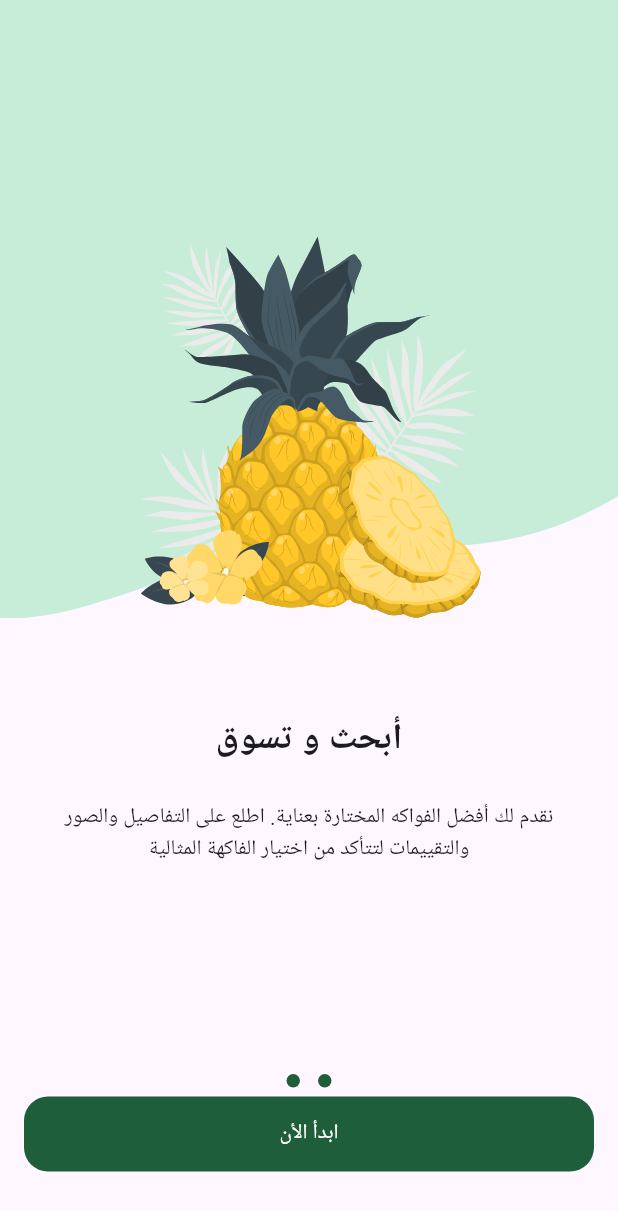
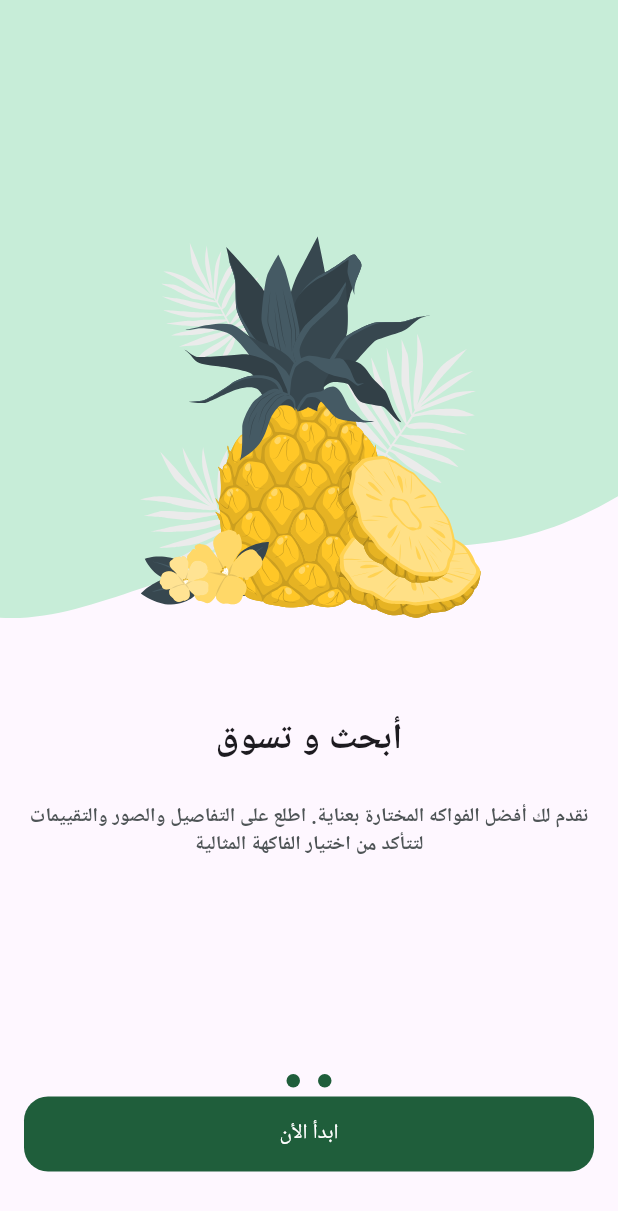
Before and after one commit to Kaream66/Fruit-hub, a Flutter app: the screen it shows after launch, swiped to page 2, on a phone screen of 412 x 824 dp. Shown: the top 1211 px of the screen. Run offline on Flutter 3.47's test engine with Material 3 defaults, Android fonts, the phone set to English and light mode, and no system bars; drawn by our look-alikes of dots_indicator; our stand-ins replace flutter_svg.

Commit message:
change the text style

```diff
--- a/lib/features/onboarding/presentation/widgets/on_boarding_page_view.dart
+++ b/lib/features/onboarding/presentation/widgets/on_boarding_page_view.dart
@@ -1,4 +1,5 @@
 import 'package:flutter/material.dart';
+import 'package:fruits_hub/core/utils/app_text_styles.dart';
 import 'package:fruits_hub/features/onboarding/presentation/widgets/page_view_item.dart';
 
 class OnBoardingPageView extends StatelessWidget {
@@ -25,14 +26,18 @@ class OnBoardingPageView extends StatelessWidget {
             title: Row(
               mainAxisAlignment: MainAxisAlignment.center,
               children: [
-                Text('مرحبًا بك في '),
+                Text('مرحبًا بك في ', style: TextStyles.bold23),
                 Text(
                   'Hub',
-                  style: TextStyle(color: Colors.deepOrange),
+                  style: TextStyles.bold23.copyWith(
+                    color: Colors.deepOrange,
+                  ),
                 ),
                 Text(
                   'Fruits',
-                  style: TextStyle(color: Colors.deepPurple),
+                  style: TextStyles.bold23.copyWith(
+                    color: Colors.deepPurple,
+                  ),
                 ),
               ],
             ),
--- a/lib/features/onboarding/presentation/widgets/page_view_item.dart
+++ b/lib/features/onboarding/presentation/widgets/page_view_item.dart
@@ -1,5 +1,6 @@
 import 'package:flutter/material.dart';
 import 'package:flutter_svg/flutter_svg.dart';
+import 'package:fruits_hub/core/utils/app_text_styles.dart';
 
 class PageViewItem extends StatelessWidget {
   const PageViewItem({
@@ -40,7 +41,12 @@ class PageViewItem extends StatelessWidget {
                 visible: isVisible,
                 child: Padding(
                   padding: const EdgeInsets.all(16.0),
-                  child: Text('تخطى'),
+                  child: Text(
+                    'تخطى',
+                    style: TextStyles.regular13.copyWith(
+                      color: Color(0xFF949D9E),
+                    ),
+                  ),
                 ),
               ),
             ],
@@ -50,8 +56,14 @@ class PageViewItem extends StatelessWidget {
         title,
         SizedBox(height: 24),
         Padding(
-          padding: const EdgeInsets.symmetric(horizontal: 16.0),
-          child: Text(subTitle, textAlign: TextAlign.center),
+          padding: EdgeInsets.symmetric(horizontal: 16.0),
+          child: Text(
+            subTitle,
+            textAlign: TextAlign.center,
+            style: TextStyles.semiBold13.copyWith(
+              color: Color(0xFF4E5456),
+            ),
+          ),
         ),
       ],
     );
```
